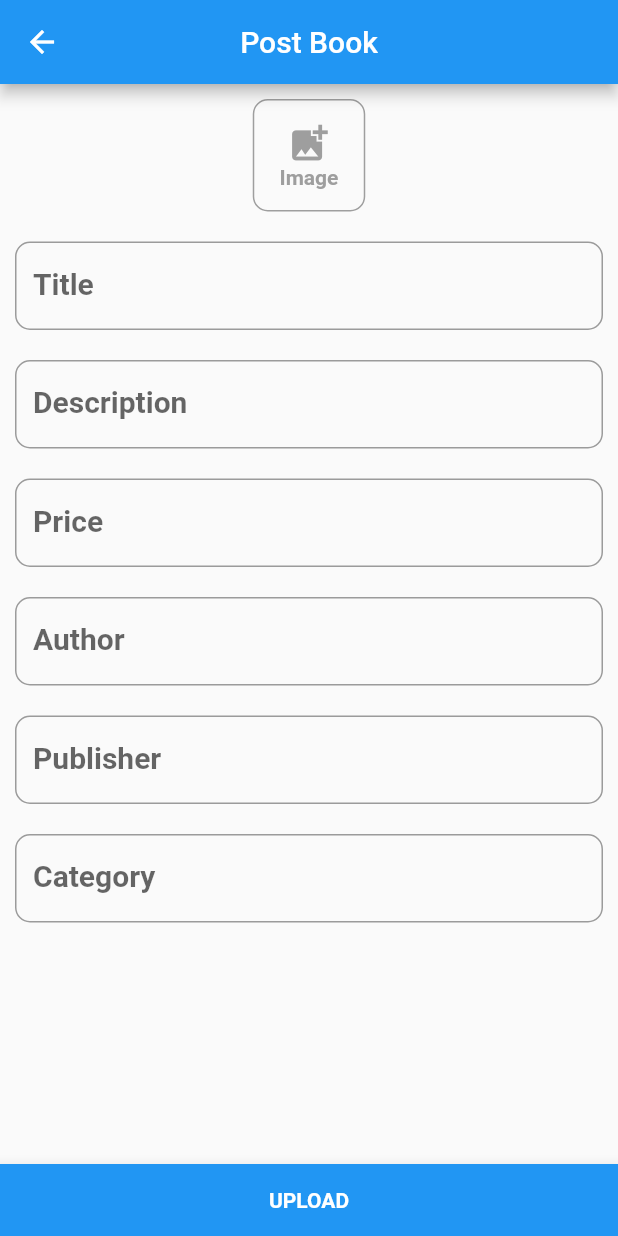
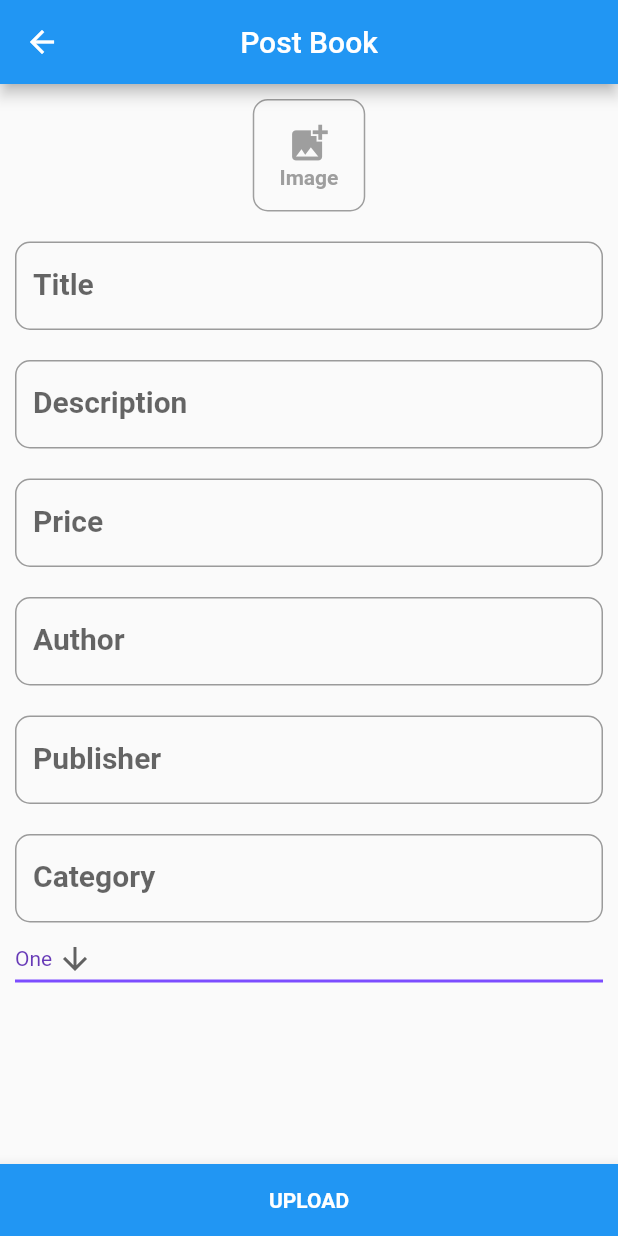
Before and after one commit to DangDinhTho/BookShare, a Flutter app: the PostProduct screen opened directly, on a phone screen of 412 x 824 dp. Run offline on Flutter 3.47's test engine with Material 2 defaults, Android fonts, the phone set to English and light mode, and no system bars; our stand-ins replace dio, fluttertoast, image_picker, shared_preferences; accounts and stored records are empty; network calls fail.

Commit message:
mac to pc

```diff
--- a/lib/screens/home/market_screen.dart
+++ b/lib/screens/home/market_screen.dart
@@ -2,6 +2,7 @@ import 'package:flutter/material.dart';
 import 'package:share_books/constrain.dart';
 import 'package:share_books/screens/home/post_product.dart';
 import 'package:share_books/screens/home/product.dart';
+import 'package:share_books/services/authservice.dart';
 
 import 'item_card.dart';
 
@@ -13,6 +14,10 @@ class MarketScreen extends StatefulWidget {
 class _MarketScreenState extends State<MarketScreen> {
   bool _folded = false;
   TextEditingController _editingController = new TextEditingController();
+
+  List<Product> books = AuthService().getAllBooks().then((val){
+    print(val);
+  });
 
   @override
   Widget build(BuildContext context) {
--- a/lib/screens/home/post_product.dart
+++ b/lib/screens/home/post_product.dart
@@ -13,6 +13,7 @@ class PostProduct extends StatefulWidget {
 
 class _PostProductState extends State<PostProduct> {
   PickedFile fileImage;
+  String dropdownValue = 'One';
 
   TextEditingController title = new TextEditingController();
   TextEditingController description = new TextEditingController();
@@ -88,7 +89,7 @@ class _PostProductState extends State<PostProduct> {
     if (fileImage == null) {
       return Text('');
     } else
-      return Image.asset(
+      return new Image.asset(
         fileImage.path,
         width: 200,
         height: 200,
@@ -300,7 +301,31 @@ class _PostProductState extends State<PostProduct> {
                 ),
               ),
             ],
-          )
+          ),
+
+                DropdownButton<String>(
+    value: dropdownValue,
+    icon: Icon(Icons.arrow_downward),
+    iconSize: 24,
+    elevation: 16,
+    style: TextStyle(color: Colors.deepPurple),
+    underline: Container(
+    height: 2,
+    color: Colors.deepPurpleAccent,
+    ),
+    onChanged: (String newValue) {
+    setState(() {
+    dropdownValue = newValue;
+    });
+    },
+    items: <String>['One', 'Two', 'Free', 'Four']
+        .map<DropdownMenuItem<String>>((String value) {
+    return DropdownMenuItem<String>(
+    value: value,
+    child: Text(value),
+    );
+    }).toList(),
+    )
         ],
       ),
 
@@ -317,8 +342,10 @@ class _PostProductState extends State<PostProduct> {
                   author: author.value.text,
                 category: category.value.text,
                 publisher: publisher.value.text,
+                //imageName: fileImage.path.split('/').last,
                   imagePath: fileImage.path,
-                imageName: fileImage.path.split('/').last
+                  //imageName: fileImage.path.split('/').last
+                //imageName: 'Test'
               );
 
               AuthService().uploadBook(book).then((val){
```
Also changed, not shown: lib/screens/home/profile/profile_screen.dart (+14 -0 lines), lib/services/authservice.dart (+13 -2 lines).
